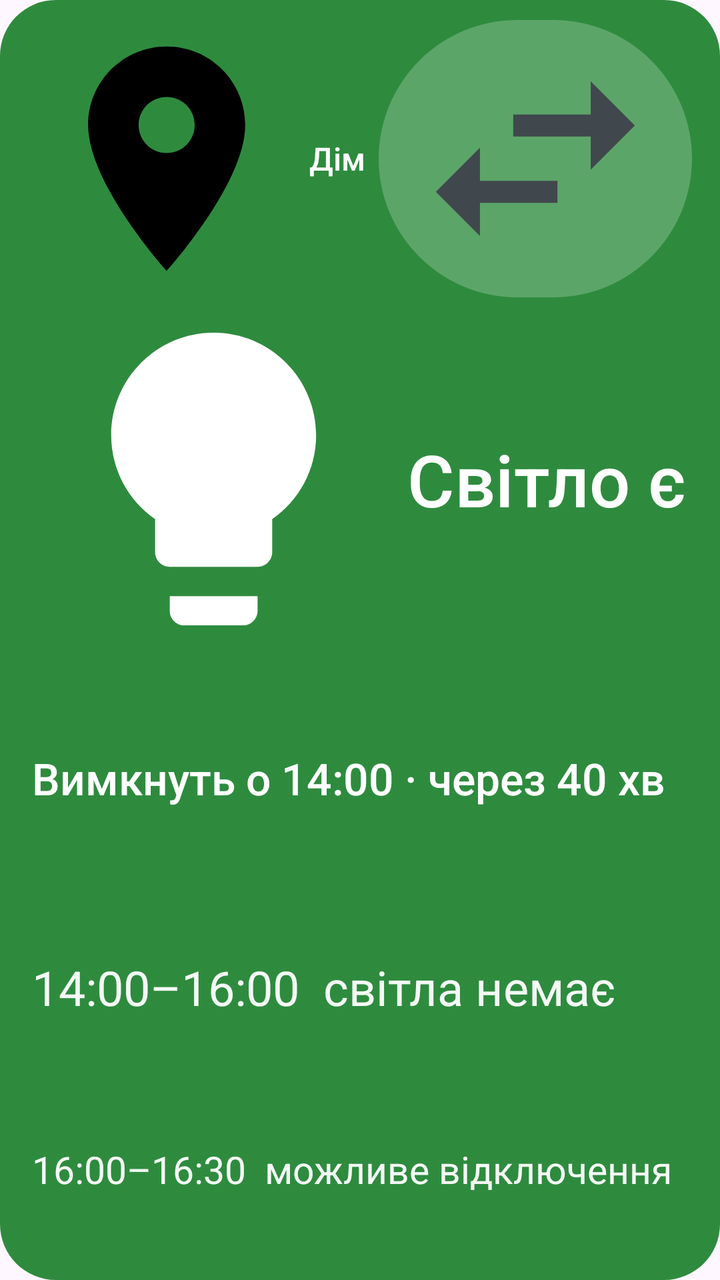
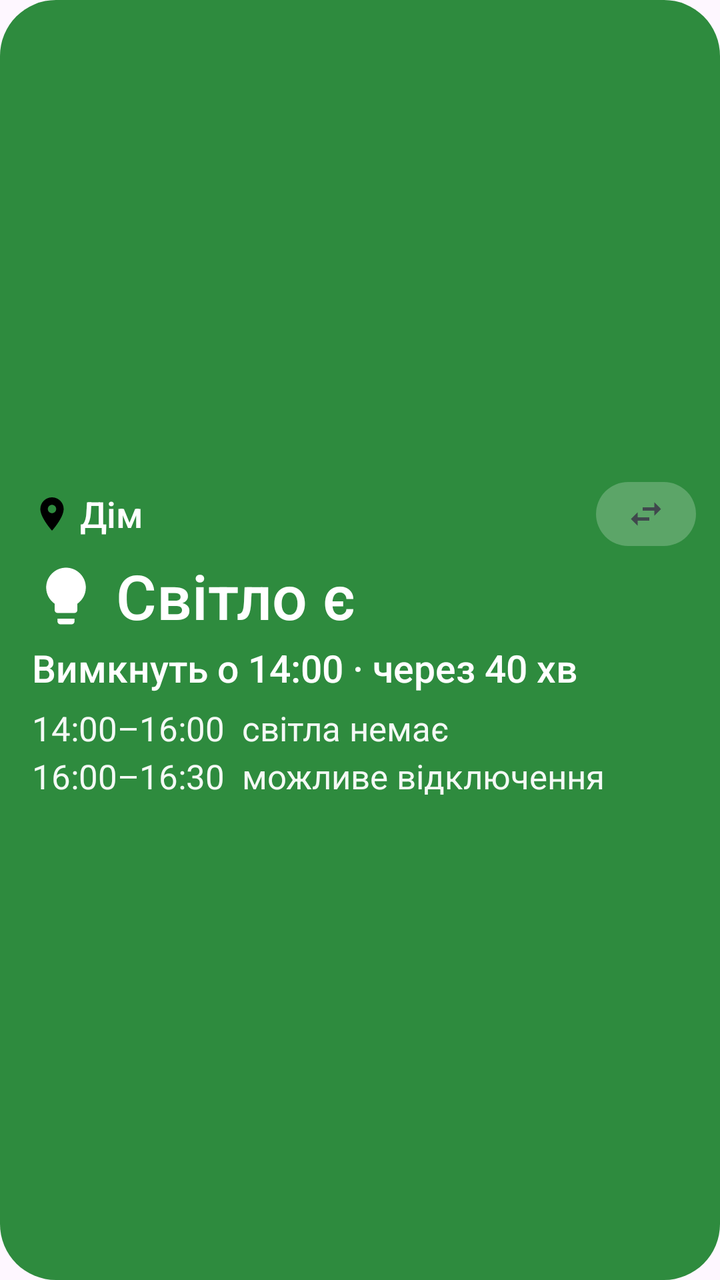

Two renders of the same Android screen: before a commit and after it. Below are the layout's source before the change and the commit's diff.
<!-- AndroidManifest.xml: application theme AppTheme -->
<!-- res/layout/widget_power.xml -->
<?xml version="1.0" encoding="utf-8"?>
<LinearLayout xmlns:android="http://schemas.android.com/apk/res/android"
    android:id="@+id/w_root"
    android:layout_width="match_parent"
    android:layout_height="match_parent"
    android:background="@drawable/wbg_on"
    android:orientation="vertical"
    android:paddingStart="16dp"
    android:paddingTop="10dp"
    android:paddingEnd="14dp"
    android:paddingBottom="10dp">

    <LinearLayout
        android:id="@+id/w_header"
        android:layout_width="match_parent"
        android:layout_height="0dp"
        android:layout_weight="2.6"
        android:gravity="center_vertical"
        android:orientation="horizontal">

        <ImageView
            android:id="@+id/w_pin"
            android:layout_width="wrap_content"
            android:layout_height="match_parent"
            android:adjustViewBounds="true"
            android:contentDescription="@null"
            android:paddingTop="2dp"
            android:paddingBottom="2dp"
            android:src="@drawable/ic_place" />

        <TextView
            android:id="@+id/w_address"
            android:layout_width="0dp"
            android:layout_height="match_parent"
            android:layout_marginStart="4dp"
            android:layout_weight="1"
            android:autoSizeMaxTextSize="24dp"
            android:autoSizeMinTextSize="10dp"
            android:autoSizeStepGranularity="1dp"
            android:autoSizeTextType="uniform"
            android:fontFamily="sans-serif-medium"
            android:gravity="center_vertical"
            android:maxLines="1"
            android:text="Дім"
            android:textColor="#FFFFFFFF" />

        <ImageView
            android:id="@+id/w_switch"
            android:layout_width="wrap_content"
            android:layout_height="match_parent"
            android:layout_marginStart="6dp"
            android:adjustViewBounds="true"
            android:background="@drawable/switch_pill_light"
            android:contentDescription="Інша адреса"
            android:paddingStart="12dp"
            android:paddingTop="3dp"
            android:paddingEnd="12dp"
            android:paddingBottom="3dp"
            android:src="@drawable/ic_swap" />
    </LinearLayout>

    <LinearLayout
        android:layout_width="match_parent"
        android:layout_height="0dp"
        android:layout_weight="3.4"
        android:gravity="center_vertical"
        android:orientation="horizontal">

        <ImageView
            android:id="@+id/w_icon"
            android:layout_width="wrap_content"
            android:layout_height="match_parent"
            android:adjustViewBounds="true"
            android:contentDescription="@null"
            android:padding="3dp"
            android:src="@drawable/ic_status_on" />

        <TextView
            android:id="@+id/w_status"
            android:layout_width="0dp"
            android:layout_height="match_parent"
            android:layout_marginStart="6dp"
            android:layout_weight="1"
            android:autoSizeMaxTextSize="48dp"
            android:autoSizeMinTextSize="12dp"
            android:autoSizeStepGranularity="1dp"
            android:autoSizeTextType="uniform"
            android:fontFamily="sans-serif-medium"
            android:gravity="center_vertical"
            android:maxLines="1"
            android:text="Світло є"
            android:textColor="#FFFFFFFF" />
    </LinearLayout>

    <TextView
        android:id="@+id/w_detail"
        android:layout_width="match_parent"
        android:layout_height="0dp"
        android:layout_weight="2.2"
        android:autoSizeMaxTextSize="30dp"
        android:autoSizeMinTextSize="10dp"
        android:autoSizeStepGranularity="1dp"
        android:autoSizeTextType="uniform"
        android:fontFamily="sans-serif-medium"
        android:gravity="center_vertical"
        android:maxLines="1"
        android:text="Вимкнуть о 14:00 · через 40 хв"
        android:textColor="#FFFFFFFF" />

    <TextView
        android:id="@+id/w_row1"
        android:layout_width="match_parent"
        android:layout_height="0dp"
        android:layout_weight="1.7"
        android:autoSizeMaxTextSize="24dp"
        android:autoSizeMinTextSize="9dp"
        android:autoSizeStepGranularity="1dp"
        android:autoSizeTextType="uniform"
        android:gravity="center_vertical"
        android:maxLines="1"
        android:text="14:00–16:00  світла немає"
        android:textColor="#F2FFFFFF" />

    <TextView
        android:id="@+id/w_row2"
        android:layout_width="match_parent"
        android:layout_height="0dp"
        android:layout_weight="1.7"
        android:autoSizeMaxTextSize="24dp"
        android:autoSizeMinTextSize="9dp"
        android:autoSizeStepGranularity="1dp"
        android:autoSizeTextType="uniform"
        android:gravity="center_vertical"
        android:maxLines="1"
        android:text="16:00–16:30  можливе відключення"
        android:textColor="#F2FFFFFF" />
</LinearLayout>
<!-- resources referenced by this layout -->
<resources>
  <!-- drawable ic_place (drawable) -->
  <?xml version="1.0" encoding="utf-8"?>
  <vector xmlns:android="http://schemas.android.com/apk/res/android"
      android:width="24dp"
      android:height="24dp"
      android:viewportWidth="24"
      android:viewportHeight="24">
      <path android:fillColor="#FF000000" android:pathData="M12,2C8.13,2 5,5.13 5,9c0,5.25 7,13 7,13s7,-7.75 7,-13c0,-3.87 -3.13,-7 -7,-7zM12,11.5c-1.38,0 -2.5,-1.12 -2.5,-2.5s1.12,-2.5 2.5,-2.5 2.5,1.12 2.5,2.5 -1.12,2.5 -2.5,2.5z" />
  </vector>
  <!-- drawable ic_status_on (drawable) -->
  <?xml version="1.0" encoding="utf-8"?>
  <vector xmlns:android="http://schemas.android.com/apk/res/android"
      android:width="24dp"
      android:height="24dp"
      android:viewportWidth="24"
      android:viewportHeight="24">
      <path android:fillColor="@color/st_on_content" android:pathData="M9,21c0,0.55 0.45,1 1,1h4c0.55,0 1,-0.45 1,-1v-1H9V21zM12,2C8.14,2 5,5.14 5,9c0,2.38 1.19,4.47 3,5.74V17c0,0.55 0.45,1 1,1h6c0.55,0 1,-0.45 1,-1v-2.26c1.81,-1.27 3,-3.36 3,-5.74C19,5.14 15.86,2 12,2z" />
  </vector>
  <!-- drawable ic_swap (drawable) -->
  <?xml version="1.0" encoding="utf-8"?>
  <vector xmlns:android="http://schemas.android.com/apk/res/android"
      android:width="24dp"
      android:height="24dp"
      android:viewportWidth="24"
      android:viewportHeight="24">
      <path android:fillColor="@color/widget_sub" android:pathData="M6.99,11L3,15l3.99,4v-3H14v-2H6.99v-3zM21,9l-3.99,-4v3H10v2h7.01v3L21,9z" />
  </vector>
  <!-- drawable switch_pill_light (drawable) -->
  <?xml version="1.0" encoding="utf-8"?>
  <shape xmlns:android="http://schemas.android.com/apk/res/android" android:shape="rectangle">
      <solid android:color="#38FFFFFF" />
      <corners android:radius="100dp" />
  </shape>
  <!-- drawable wbg_on (drawable) -->
  <?xml version="1.0" encoding="utf-8"?>
  <shape xmlns:android="http://schemas.android.com/apk/res/android" android:shape="rectangle">
      <solid android:color="@color/st_on_container" />
      <corners android:radius="26dp" />
  </shape>
  <style name="AppTheme" parent="Theme.Material3.DayNight.NoActionBar">
          <item name="android:statusBarColor">?attr/colorSurface</item>
          <item name="android:windowLightStatusBar">@bool/light_bars</item>
      </style>
  <color name="st_on_content">#FFFFFF</color>
  <color name="widget_sub">#44474F</color>
  <color name="st_on_container">#2E8B3E</color>
</resources>

<!-- the commit's change to res/layout/widget_power.xml (unified diff, before → after) -->
@@ -4,85 +4,74 @@
     android:layout_width="match_parent"
     android:layout_height="match_parent"
     android:background="@drawable/wbg_on"
+    android:gravity="center_vertical"
     android:orientation="vertical"
     android:paddingStart="16dp"
     android:paddingTop="10dp"
-    android:paddingEnd="14dp"
+    android:paddingEnd="12dp"
     android:paddingBottom="10dp">
 
+    
     <LinearLayout
         android:id="@+id/w_header"
         android:layout_width="match_parent"
-        android:layout_height="0dp"
-        android:layout_weight="2.6"
+        android:layout_height="34dp"
         android:gravity="center_vertical"
         android:orientation="horizontal">
 
         <ImageView
             android:id="@+id/w_pin"
-            android:layout_width="wrap_content"
-            android:layout_height="match_parent"
-            android:adjustViewBounds="true"
+            android:layout_width="20dp"
+            android:layout_height="20dp"
             android:contentDescription="@null"
-            android:paddingTop="2dp"
-            android:paddingBottom="2dp"
             android:src="@drawable/ic_place" />
 
         <TextView
             android:id="@+id/w_address"
             android:layout_width="0dp"
-            android:layout_height="match_parent"
+            android:layout_height="wrap_content"
             android:layout_marginStart="4dp"
             android:layout_weight="1"
-            android:autoSizeMaxTextSize="24dp"
-            android:autoSizeMinTextSize="10dp"
-            android:autoSizeStepGranularity="1dp"
-            android:autoSizeTextType="uniform"
+            android:ellipsize="end"
             android:fontFamily="sans-serif-medium"
-            android:gravity="center_vertical"
             android:maxLines="1"
             android:text="Дім"
-            android:textColor="#FFFFFFFF" />
+            android:textColor="#FFFFFFFF"
+            android:textSize="18dp" />
 
         <ImageView
             android:id="@+id/w_switch"
-            android:layout_width="wrap_content"
-            android:layout_height="match_parent"
-            android:layout_marginStart="6dp"
-            android:adjustViewBounds="true"
+            android:layout_width="50dp"
+            android:layout_height="32dp"
             android:background="@drawable/switch_pill_light"
             android:contentDescription="Інша адреса"
-            android:paddingStart="12dp"
-            android:paddingTop="3dp"
-            android:paddingEnd="12dp"
-            android:paddingBottom="3dp"
+            android:padding="6dp"
+            android:scaleType="fitCenter"
             android:src="@drawable/ic_swap" />
     </LinearLayout>
 
     <LinearLayout
         android:layout_width="match_parent"
-        android:layout_height="0dp"
-        android:layout_weight="3.4"
+        android:layout_height="44dp"
+        android:layout_marginTop="2dp"
         android:gravity="center_vertical"
         android:orientation="horizontal">
 
         <ImageView
             android:id="@+id/w_icon"
-            android:layout_width="wrap_content"
-            android:layout_height="match_parent"
-            android:adjustViewBounds="true"
+            android:layout_width="34dp"
+            android:layout_height="34dp"
             android:contentDescription="@null"
-            android:padding="3dp"
             android:src="@drawable/ic_status_on" />
 
         <TextView
             android:id="@+id/w_status"
             android:layout_width="0dp"
-            android:layout_height="match_parent"
-            android:layout_marginStart="6dp"
+            android:layout_height="44dp"
+            android:layout_marginStart="8dp"
             android:layout_weight="1"
-            android:autoSizeMaxTextSize="48dp"
-            android:autoSizeMinTextSize="12dp"
+            android:autoSizeMaxTextSize="31dp"
+            android:autoSizeMinTextSize="20dp"
             android:autoSizeStepGranularity="1dp"
             android:autoSizeTextType="uniform"
             android:fontFamily="sans-serif-medium"
@@ -95,10 +84,9 @@
     <TextView
         android:id="@+id/w_detail"
         android:layout_width="match_parent"
-        android:layout_height="0dp"
-        android:layout_weight="2.2"
-        android:autoSizeMaxTextSize="30dp"
-        android:autoSizeMinTextSize="10dp"
+        android:layout_height="28dp"
+        android:autoSizeMaxTextSize="19dp"
+        android:autoSizeMinTextSize="14dp"
         android:autoSizeStepGranularity="1dp"
         android:autoSizeTextType="uniform"
         android:fontFamily="sans-serif-medium"
@@ -110,10 +98,10 @@
     <TextView
         android:id="@+id/w_row1"
         android:layout_width="match_parent"
-        android:layout_height="0dp"
-        android:layout_weight="1.7"
-        android:autoSizeMaxTextSize="24dp"
-        android:autoSizeMinTextSize="9dp"
+        android:layout_height="24dp"
+        android:layout_marginTop="4dp"
+        android:autoSizeMaxTextSize="17dp"
+        android:autoSizeMinTextSize="13dp"
         android:autoSizeStepGranularity="1dp"
         android:autoSizeTextType="uniform"
         android:gravity="center_vertical"
@@ -124,14 +112,39 @@
     <TextView
         android:id="@+id/w_row2"
         android:layout_width="match_parent"
-        android:layout_height="0dp"
-        android:layout_weight="1.7"
-        android:autoSizeMaxTextSize="24dp"
-        android:autoSizeMinTextSize="9dp"
+        android:layout_height="24dp"
+        android:autoSizeMaxTextSize="17dp"
+        android:autoSizeMinTextSize="13dp"
         android:autoSizeStepGranularity="1dp"
         android:autoSizeTextType="uniform"
         android:gravity="center_vertical"
         android:maxLines="1"
         android:text="16:00–16:30  можливе відключення"
         android:textColor="#F2FFFFFF" />
+
+    <TextView
+        android:id="@+id/w_row3"
+        android:layout_width="match_parent"
+        android:layout_height="24dp"
+        android:autoSizeMaxTextSize="17dp"
+        android:autoSizeMinTextSize="13dp"
+        android:autoSizeStepGranularity="1dp"
+        android:autoSizeTextType="uniform"
+        android:gravity="center_vertical"
+        android:maxLines="1"
+        android:textColor="#F2FFFFFF"
+        android:visibility="gone" />
+
+    <TextView
+        android:id="@+id/w_row4"
+        android:layout_width="match_parent"
+        android:layout_height="24dp"
+        android:autoSizeMaxTextSize="17dp"
+        android:autoSizeMinTextSize="13dp"
+        android:autoSizeStepGranularity="1dp"
+        android:autoSizeTextType="uniform"
+        android:gravity="center_vertical"
+        android:maxLines="1"
+        android:textColor="#F2FFFFFF"
+        android:visibility="gone" />
 </LinearLayout>
